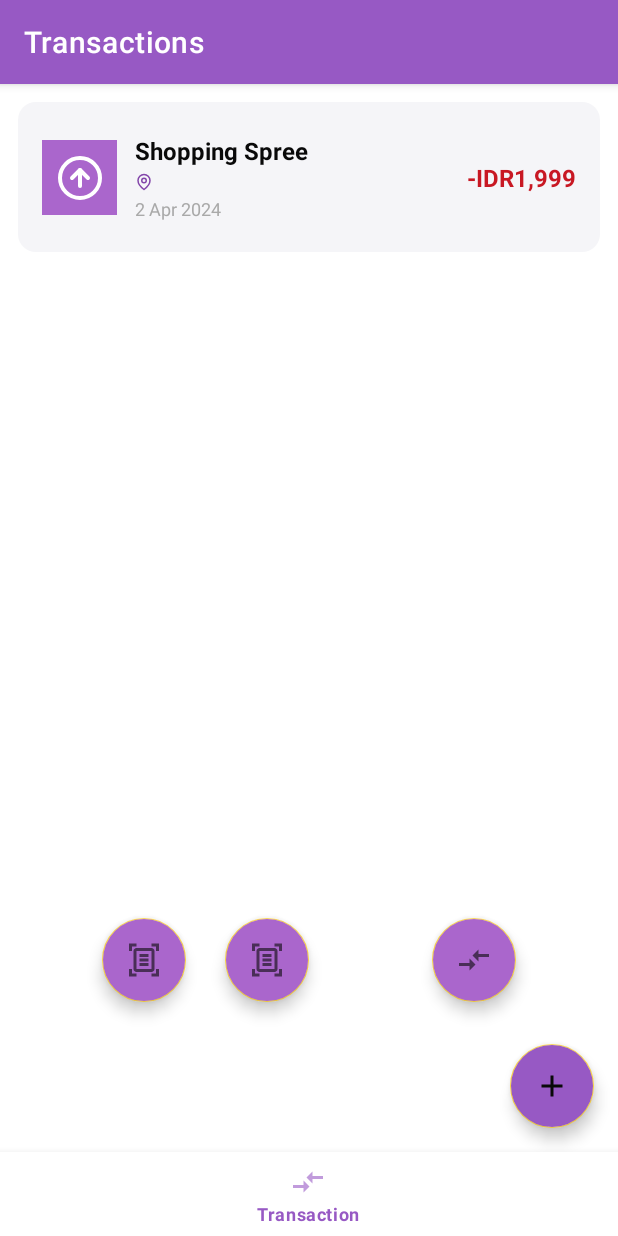
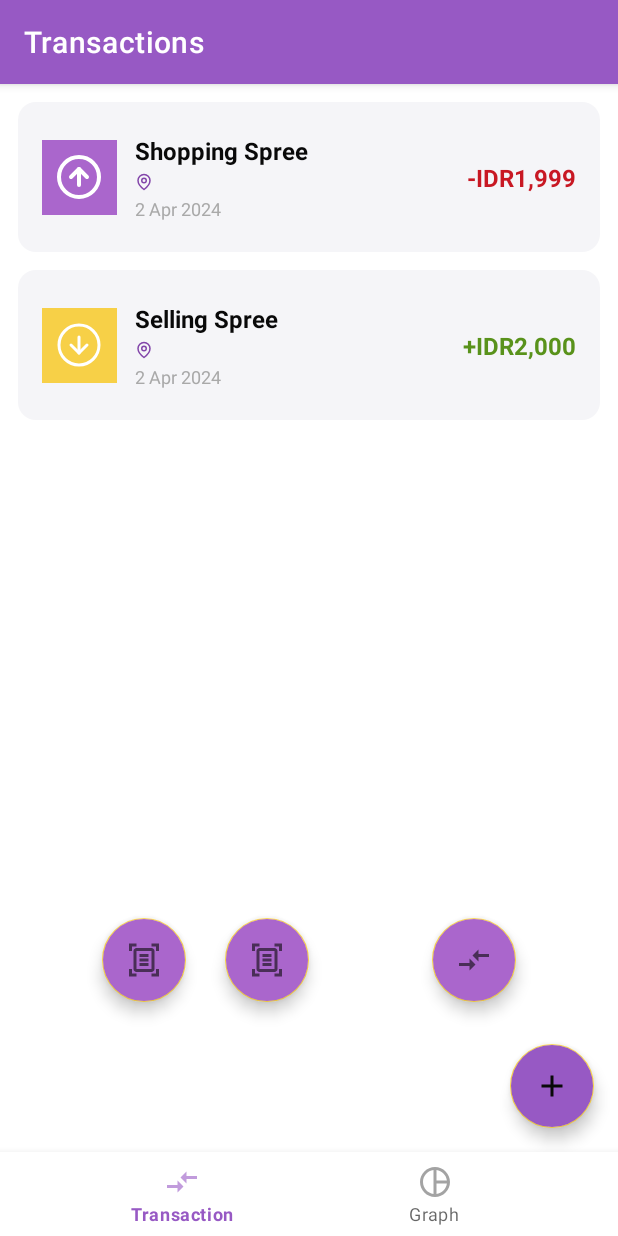
Before and after one commit to liviaarumsari/android-transaction-manager, an Android app: the screen it shows after launch (MainActivity), on a phone screen of 412 x 824 dp. Run offline under Robolectric (Android 15) with nearby library versions, the phone set to English and light mode, and no system bars; our stand-ins replace Room's generated code, navigation-ui.

Commit message:
feat: graph tab page TODO: - handle landscape - use only current user data

```diff
--- a/app/build.gradle.kts
+++ b/app/build.gradle.kts
@@ -63,4 +63,5 @@
     testImplementation(libs.junit)
     androidTestImplementation(libs.androidx.junit)
     androidTestImplementation(libs.androidx.espresso.core)
+    implementation("com.github.PhilJay:MPAndroidChart:v3.1.0")
 }
--- a/app/src/main/java/com/example/abe/MainActivity.kt
+++ b/app/src/main/java/com/example/abe/MainActivity.kt
@@ -6,7 +6,6 @@
 import android.content.Intent
 import android.content.IntentFilter
 import android.os.Bundle
-import android.widget.Toast
 import androidx.activity.result.contract.ActivityResultContracts
 import androidx.activity.viewModels
 import androidx.appcompat.app.AppCompatActivity
@@ -64,7 +63,7 @@
 
         appBarConfiguration = AppBarConfiguration(
             setOf(
-                R.id.navigation_transactions
+                R.id.navigation_transactions, R.id.navigation_graph
             )
         )
         setupActionBarWithNavController(navController, appBarConfiguration)
--- a/app/src/main/java/com/example/abe/data/TransactionDAO.kt
+++ b/app/src/main/java/com/example/abe/data/TransactionDAO.kt
@@ -30,4 +30,8 @@
 
     @Query("DELETE FROM transactions WHERE id = :id")
     suspend fun deleteById(id: Int)
+
+//    TODO: check only for transactions by current user
+    @Query("SELECT SUM(amount) FROM transactions WHERE isExpense = :isExpense")
+    suspend fun getExpenseTotalAmount(isExpense: Boolean): Int
 }
--- a/app/src/main/java/com/example/abe/data/TransactionRepository.kt
+++ b/app/src/main/java/com/example/abe/data/TransactionRepository.kt
@@ -29,4 +29,10 @@
     suspend fun update(vararg transaction: Transaction) {
         transactionDAO.update(*transaction)
     }
+
+    @WorkerThread
+    suspend fun getExpenseTotalAmount(isExpense: Boolean): Int {
+//        TODO: check only for transactions by current user
+        return transactionDAO.getExpenseTotalAmount(isExpense)
+    }
 }
--- a/app/src/main/java/com/example/abe/ui/form_transaction/FormTransactionViewModel.kt
+++ b/app/src/main/java/com/example/abe/ui/form_transaction/FormTransactionViewModel.kt
@@ -1,5 +1,6 @@
 package com.example.abe.ui.form_transaction
 
+import android.util.Log
 import androidx.lifecycle.MutableLiveData
 import androidx.lifecycle.ViewModel
 import androidx.lifecycle.ViewModelProvider
@@ -34,7 +35,7 @@
                 email = user,
                 title = title.value!!,
                 amount = amountNumber.value!!,
-                isExpense = category.value == "Expense",
+                isExpense = category.value == "Expenses",
                 timestamp = Date(),
                 latitude = latitude.value!!,
                 longitude = longitude.value!!,
--- a/app/src/main/java/com/example/abe/ui/transactions/TransactionFragment.kt
+++ b/app/src/main/java/com/example/abe/ui/transactions/TransactionFragment.kt
@@ -24,10 +24,6 @@
     // onDestroyView.
     private val binding get() = _binding!!
 
-    companion object {
-        fun newInstance() = TransactionFragment()
-    }
-
     interface ItemClickListener {
         fun onItemClicked(id: Int)
     }
@@ -46,6 +42,7 @@
         binding.rvTransactions.adapter = transactionsAdapter
         binding.rvTransactions.layoutManager = LinearLayoutManager(context)
 
+//        TODO: check only for transactions by current user
         viewModel.allTransactions.observe(viewLifecycleOwner) { transactions ->
             transactions?.let {
                 transactionsAdapter.submitList(it)
--- a/app/src/main/java/com/example/abe/ui/transactions/TransactionsAdapter.kt
+++ b/app/src/main/java/com/example/abe/ui/transactions/TransactionsAdapter.kt
@@ -4,9 +4,9 @@
 import android.view.LayoutInflater
 import android.view.View
 import android.view.ViewGroup
+import android.widget.FrameLayout
 import android.widget.ImageView
 import android.widget.TextView
-import androidx.constraintlayout.widget.ConstraintLayout
 import androidx.recyclerview.widget.DiffUtil
 import androidx.recyclerview.widget.ListAdapter
 import androidx.recyclerview.widget.RecyclerView
@@ -18,7 +18,7 @@
 
 class TransactionsAdapter(private val itemClickListener: TransactionFragment.ItemClickListener, private val context: Context): ListAdapter<Transaction, TransactionsAdapter.TransactionViewHolder>(TransactionComparator()) {
     class TransactionViewHolder(val view: View): RecyclerView.ViewHolder(view) {
-        val clImageContainer: ConstraintLayout
+        val flImageContainer: FrameLayout
         val ivTrxIcon: ImageView
 
         val tvTrxTitle: TextView
@@ -27,7 +27,7 @@
         val tvAmount: TextView
 
         init {
-            clImageContainer = view.findViewById(R.id.clImageContainer)
+            flImageContainer = view.findViewById(R.id.flImageContainer)
             ivTrxIcon = view.findViewById(R.id.ivTrxIcon)
 
             tvTrxTitle = view.findViewById(R.id.tvTrxTitle)
@@ -57,7 +57,7 @@
             val trx = getItem(position)
 
             if (!trx.isExpense) {
-                clImageContainer.setBackgroundColor(context.getColor(R.color.secondary))
+                flImageContainer.setBackgroundColor(context.getColor(R.color.secondary))
                 ivTrxIcon.setImageResource(R.drawable.ic_circle_arrow_down)
                 tvAmount.setTextColor(context.getColor(R.color.success))
             }
--- /dev/null
+++ b/app/src/main/res/drawable/bg_rounded_sm_primary.xml
@@ -0,0 +1,5 @@
+<?xml version="1.0" encoding="UTF-8"?>
+<shape xmlns:android="http://schemas.android.com/apk/res/android">
+    <solid android:color="@color/primary"/>
+    <corners android:radius="2dp"/>
+</shape>
--- /dev/null
+++ b/app/src/main/res/drawable/bg_rounded_sm_secondary.xml
@@ -0,0 +1,5 @@
+<?xml version="1.0" encoding="UTF-8"?>
+<shape xmlns:android="http://schemas.android.com/apk/res/android">
+    <solid android:color="@color/secondary"/>
+    <corners android:radius="2dp"/>
+</shape>
--- a/app/src/main/res/layout/item_transaction_row_item.xml
+++ b/app/src/main/res/layout/item_transaction_row_item.xml
@@ -5,13 +5,12 @@
     android:layout_height="100dp"
     android:paddingLeft="16dp"
     android:paddingRight="16dp"
-    android:background="@drawable/bg_transaction_row_item"
+    android:background="@drawable/bg_trx_row_item"
     android:layout_marginBottom="12dp"
     >
-    <!--     TODO background colors & try clipping for rounded corner-->
 
-    <androidx.constraintlayout.widget.ConstraintLayout
-        android:id="@+id/clImageContainer"
+    <FrameLayout
+        android:id="@+id/flImageContainer"
         android:layout_width="50dp"
         android:layout_height="50dp"
         app:layout_constraintBottom_toBottomOf="parent"
@@ -22,21 +21,22 @@
             android:id="@+id/ivTrxIcon"
             android:layout_width="32dp"
             android:layout_height="32dp"
+            android:layout_gravity="center"
             android:src="@drawable/ic_circle_arrow_up"
             app:layout_constraintBottom_toBottomOf="parent"
             app:layout_constraintEnd_toEndOf="parent"
             app:layout_constraintStart_toStartOf="parent"
             app:layout_constraintTop_toTopOf="parent" />
-    </androidx.constraintlayout.widget.ConstraintLayout>
+    </FrameLayout>
 
     <androidx.constraintlayout.widget.ConstraintLayout
         android:layout_width="0dp"
         android:layout_height="wrap_content"
         android:layout_marginStart="12dp"
-        app:layout_constraintBottom_toBottomOf="@+id/clImageContainer"
+        app:layout_constraintBottom_toBottomOf="@+id/flImageContainer"
         app:layout_constraintEnd_toStartOf="@+id/tvAmount"
-        app:layout_constraintStart_toEndOf="@+id/clImageContainer"
-        app:layout_constraintTop_toTopOf="@+id/clImageContainer">
+        app:layout_constraintStart_toEndOf="@+id/flImageContainer"
+        app:layout_constraintTop_toTopOf="@+id/flImageContainer">
 
         <TextView
             android:id="@+id/tvTrxTitle"
--- a/app/src/main/res/menu/bottom_nav_menu.xml
+++ b/app/src/main/res/menu/bottom_nav_menu.xml
@@ -11,10 +11,10 @@
 <!--        android:icon="@drawable/ic_scan"-->
 <!--        android:title="Scan" />-->
 
-<!--    <item-->
-<!--        android:id="@+id/navigation_graph"-->
-<!--        android:icon="@drawable/ic_graph"-->
-<!--        android:title="Graph" />-->
+    <item
+        android:id="@+id/navigation_graph"
+        android:icon="@drawable/ic_graph"
+        android:title="Graph" />
 
 <!--    <item-->
 <!--        android:id="@+id/navigation_settings"-->
--- a/app/src/main/res/navigation/mobile_navigation.xml
+++ b/app/src/main/res/navigation/mobile_navigation.xml
@@ -26,6 +26,13 @@
         tools:layout="@layout/fragment_form_transaction"
         />
 
+    <fragment
+        android:id="@+id/navigation_graph"
+        android:label="Graph"
+        android:name="com.example.abe.ui.graph.GraphFragment"
+        tools:layout="@layout/fragment_graph"
+        />
+
 <!--    <fragment-->
 <!--        android:id="@+id/navigation_scan"-->
 <!--        android:label="Scan" />-->
--- a/settings.gradle.kts
+++ b/settings.gradle.kts
@@ -16,6 +16,7 @@
     repositories {
         google()
         mavenCentral()
+        maven { url = uri("https://jitpack.io") }
     }
 }
 
```
Also changed, not shown: app/src/main/java/com/example/abe/ui/graph/GraphFragment.kt (added, +102 -0 lines), app/src/main/java/com/example/abe/ui/graph/GraphViewModel.kt (added, +28 -0 lines), app/src/main/res/drawable/bg_graph_detail_item.xml (added, +19 -0 lines), app/src/main/res/layout/fragment_graph.xml (added, +141 -0 lines), app/src/main/res/drawable/bg_trx_row_item.xml (renamed from app/src/main/res/drawable/bg_transaction_row_item.xml).
